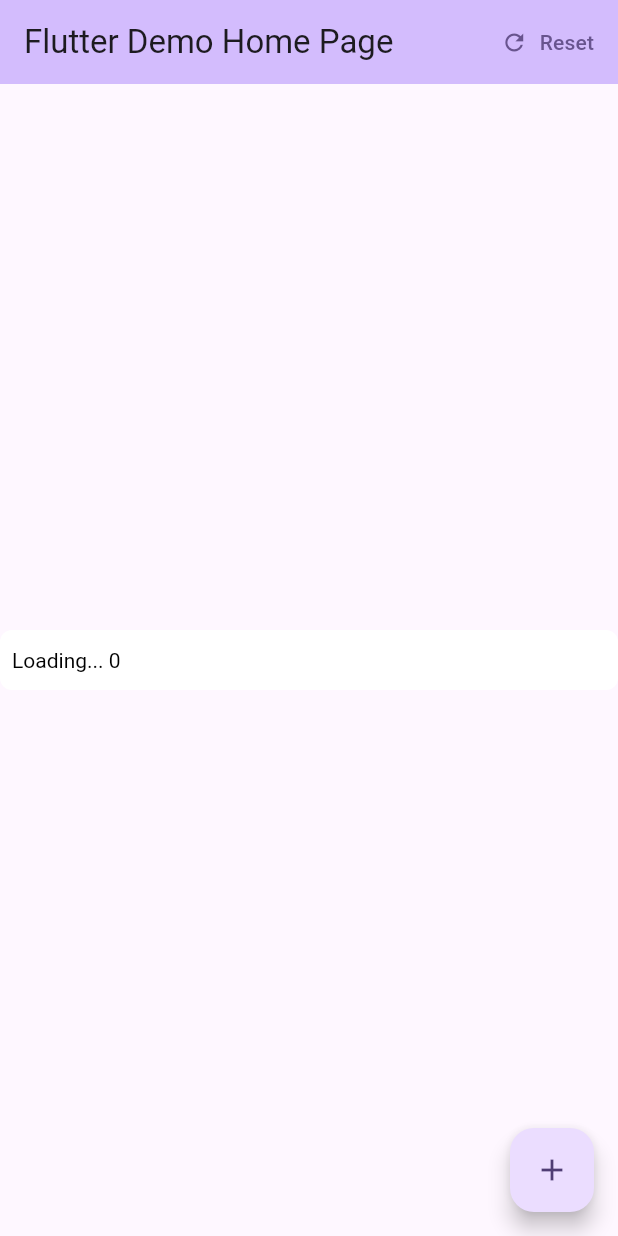
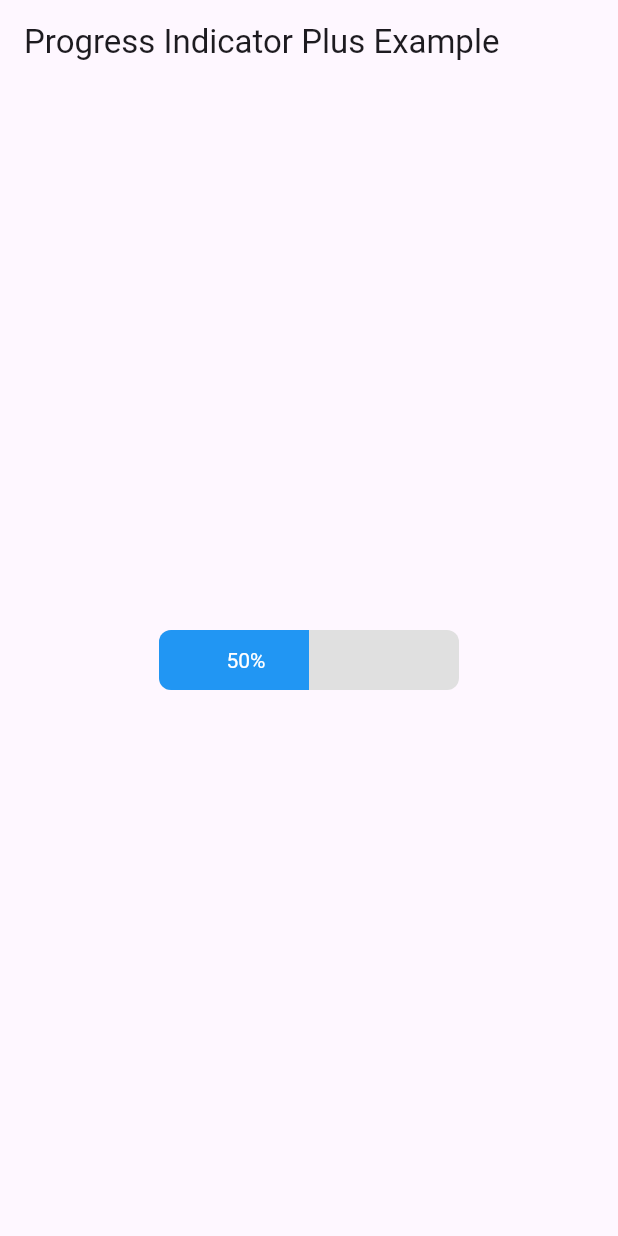
Before and after one commit to mostafaemara/progress_indicator_plus, a Flutter app: the screen it shows after launch, on a phone screen of 412 x 824 dp. Run offline on Flutter 3.47's test engine with Material 3 defaults, Android fonts, the phone set to English and light mode, and no system bars.

Commit message:
Update README with examples and enhance main.dart for progress indicator demo

```diff
--- a/example/lib/main.dart
+++ b/example/lib/main.dart
@@ -1,5 +1,3 @@
-import 'dart:async';
-
 import 'package:flutter/material.dart';
 import 'package:progress_indicator_plus/progress_indicator_plus.dart';
 
@@ -16,21 +14,6 @@ class MyApp extends StatelessWidget {
     return MaterialApp(
       title: 'Flutter Demo',
       theme: ThemeData(
-        // This is the theme of your application.
-        //
-        // TRY THIS: Try running your application with "flutter run". You'll see
-        // the application has a purple toolbar. Then, without quitting the app,
-        // try changing the seedColor in the colorScheme below to Colors.green
-        // and then invoke "hot reload" (save your changes or press the "hot
-        // reload" button in a Flutter-supported IDE, or press "r" if you used
-        // the command line to start the app).
-        //
-        // Notice that the counter didn't reset back to zero; the application
-        // state is not lost during the reload. To reset the state, use hot
-        // restart instead.
-        //
-        // This works for code too, not just values: Most code changes can be
-        // tested with just a hot reload.
         colorScheme: ColorScheme.fromSeed(seedColor: Colors.deepPurple),
         useMaterial3: true,
       ),
@@ -42,15 +25,6 @@ class MyApp extends StatelessWidget {
 class MyHomePage extends StatefulWidget {
   const MyHomePage({super.key, required this.title});
 
-  // This widget is the home page of your application. It is stateful, meaning
-  // that it has a State object (defined below) that contains fields that affect
-  // how it looks.
-
-  // This class is the configuration for the state. It holds the values (in this
-  // case the title) provided by the parent (in this case the App widget) and
-  // used by the build method of the State. Fields in a Widget subclass are
-  // always marked "final".
-
   final String title;
 
   @override
@@ -58,73 +32,26 @@ class MyHomePage extends StatefulWidget {
 }
 
 class _MyHomePageState extends State<MyHomePage> {
-  int _counter = 0;
-  Timer? timer;
-  void _incrementCounter() {
-    setState(() {
-      // This call to setState tells the Flutter framework that something has
-      // changed in this State, which causes it to rerun the build method below
-      // so that the display can reflect the updated values. If we changed
-      // _counter without calling setState(), then the build method would not be
-      // called again, and so nothing would appear to happen.
-      _counter += 1;
-    });
-  }
-
-  void _startTimer() {
-    timer = Timer.periodic(const Duration(milliseconds: 100), (timer) {
-      _incrementCounter();
-      if (_counter >= 10) {
-        timer.cancel();
-      }
-    });
-  }
-
   @override
   Widget build(BuildContext context) {
-    // This method is rerun every time setState is called, for instance as done
-    // by the _incrementCounter method above.
-    //
-    // The Flutter framework has been optimized to make rerunning build methods
-    // fast, so that you can just rebuild anything that needs updating rather
-    // than having to individually change instances of widgets.
-    return Scaffold(
-      appBar: AppBar(
-        actions: [
-          TextButton.icon(
-            icon: const Icon(Icons.refresh),
-            label: const Text("Reset"),
-            onPressed: () {
-              setState(() {
-                _counter = 0;
-                timer?.cancel();
-              });
-            },
+    return MaterialApp(
+      home: Scaffold(
+        appBar: AppBar(title: const Text('Progress Indicator Plus Example')),
+        body: Center(
+          child: SizedBox(
+            width: 200,
+            child: LinearProgressIndicatorPlus(
+              value: 0.5,
+              text: '50%',
+              height: 40,
+              padding: 8,
+              backgroundColor: Colors.grey[300],
+              color: Colors.blue,
+              borderRadius: BorderRadius.circular(8),
+            ),
           ),
-        ],
-        // TRY THIS: Try changing the color here to a specific color (to
-        // Colors.amber, perhaps?) and trigger a hot reload to see the AppBar
-        // change color while the other colors stay the same.
-        backgroundColor: Theme.of(context).colorScheme.inversePrimary,
-        // Here we take the value from the MyHomePage object that was created by
-        // the App.build method, and use it to set our appbar title.
-        title: Text(widget.title),
+        ),
       ),
-      body: Center(
-          // Center is a layout widget. It takes a single child and positions it
-          // in the middle of the parent.
-          child: LinearProgressIndicatorPlus(
-        text: 'Loading... $_counter',
-        value: _counter / 100.0,
-        borderRadius: BorderRadius.circular(8),
-        color: Colors.blueAccent,
-        backgroundColor: Colors.white,
-      )),
-      floatingActionButton: FloatingActionButton(
-        onPressed: _startTimer,
-        tooltip: 'Increment',
-        child: const Icon(Icons.add),
-      ), // This trailing comma makes auto-formatting nicer for build methods.
     );
   }
 }
```
Also changed, not shown: pubspec.yaml (+0 -37 lines), resources/1.png (added), resources/2.png (added), resources/3.png (added), 1 other file.
